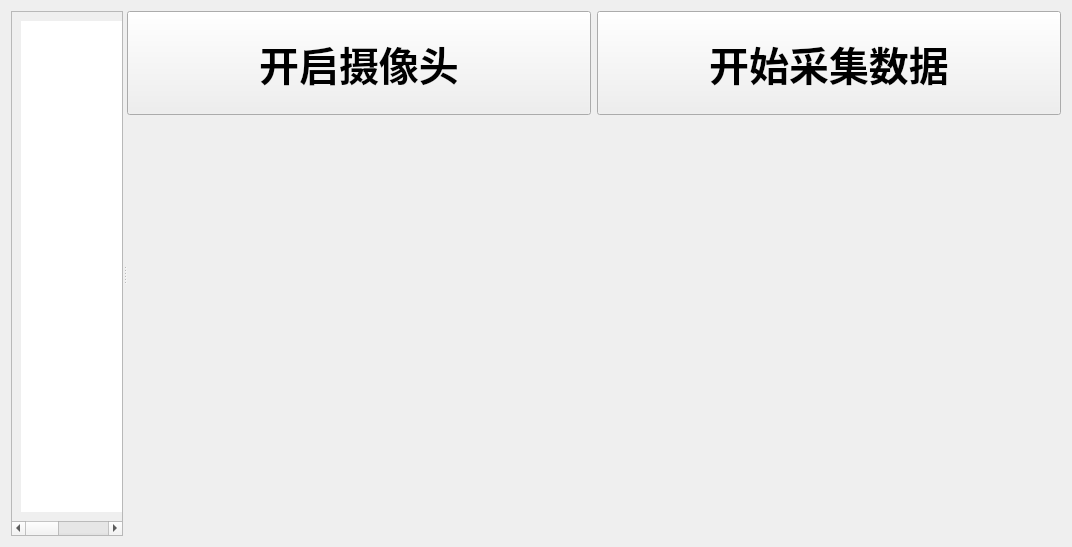
Above: OrbbecDemo_windows/Train.ui from Lvjihong/OrbbecAndQt before the change. Below: the same form after it.
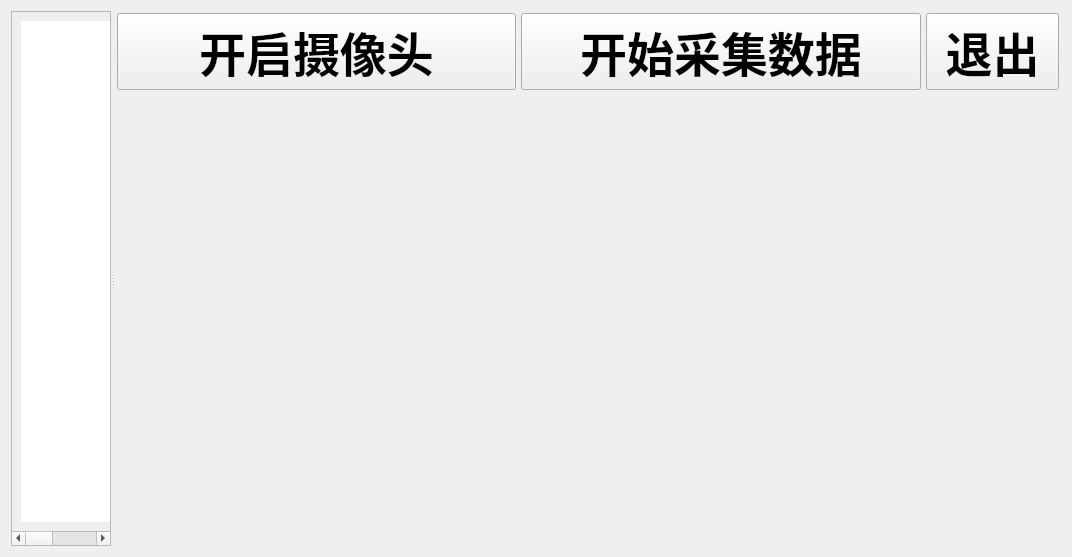
That is the form after the change.

```diff
--- a/OrbbecDemo_windows/Train.ui
+++ b/OrbbecDemo_windows/Train.ui
@@ -7,7 +7,7 @@
     <x>0</x>
     <y>0</y>
     <width>1072</width>
-    <height>547</height>
+    <height>557</height>
    </rect>
   </property>
   <property name="minimumSize">
@@ -62,7 +62,7 @@
          <x>0</x>
          <y>0</y>
          <width>278</width>
-         <height>502</height>
+         <height>512</height>
         </rect>
        </property>
        <layout class="QHBoxLayout" name="horizontalLayout_3">
@@ -101,8 +101,26 @@
         <height>16777215</height>
        </size>
       </property>
-      <layout class="QGridLayout" name="gridLayout" rowstretch="1,4">
-       <item row="0" column="0">
+      <layout class="QVBoxLayout" name="verticalLayout" stretch="1,8">
+       <item>
+        <widget class="QWidget" name="widget_3" native="true">
+         <layout class="QHBoxLayout" name="horizontalLayout_4" stretch="3,3,1">
+          <property name="spacing">
+           <number>5</number>
+          </property>
+          <property name="leftMargin">
+           <number>2</number>
+          </property>
+          <property name="topMargin">
+           <number>2</number>
+          </property>
+          <property name="rightMargin">
+           <number>2</number>
+          </property>
+          <property name="bottomMargin">
+           <number>2</number>
+          </property>
+          <item>
         <widget class="QPushButton" name="btn_open">
          <property name="sizePolicy">
           <sizepolicy hsizetype="Preferred" vsizetype="Preferred">
@@ -112,7 +130,8 @@
          </property>
          <property name="font">
           <font>
-           <pointsize>30</pointsize>
+              <family>黑体</family>
+              <pointsize>35</pointsize>
            <weight>75</weight>
            <bold>true</bold>
           </font>
@@ -122,7 +141,7 @@
          </property>
         </widget>
        </item>
-       <item row="0" column="1">
+          <item>
         <widget class="QPushButton" name="btn_start">
          <property name="sizePolicy">
           <sizepolicy hsizetype="Preferred" vsizetype="Preferred">
@@ -132,7 +151,8 @@
          </property>
          <property name="font">
           <font>
-           <pointsize>30</pointsize>
+              <family>黑体</family>
+              <pointsize>35</pointsize>
            <weight>75</weight>
            <bold>true</bold>
           </font>
@@ -142,7 +162,31 @@
          </property>
         </widget>
        </item>
-       <item row="1" column="0" colspan="2">
+          <item>
+           <widget class="QPushButton" name="btn_exit">
+            <property name="sizePolicy">
+             <sizepolicy hsizetype="Preferred" vsizetype="Preferred">
+              <horstretch>0</horstretch>
+              <verstretch>0</verstretch>
+             </sizepolicy>
+            </property>
+            <property name="font">
+             <font>
+              <family>黑体</family>
+              <pointsize>35</pointsize>
+              <weight>75</weight>
+              <bold>true</bold>
+             </font>
+            </property>
+            <property name="text">
+             <string>退出</string>
+            </property>
+           </widget>
+          </item>
+         </layout>
+        </widget>
+       </item>
+       <item>
         <widget class="QWidget" name="widget" native="true">
          <property name="sizePolicy">
           <sizepolicy hsizetype="MinimumExpanding" vsizetype="MinimumExpanding">
```
Lines whose indentation alone changed are shown as unchanged.
